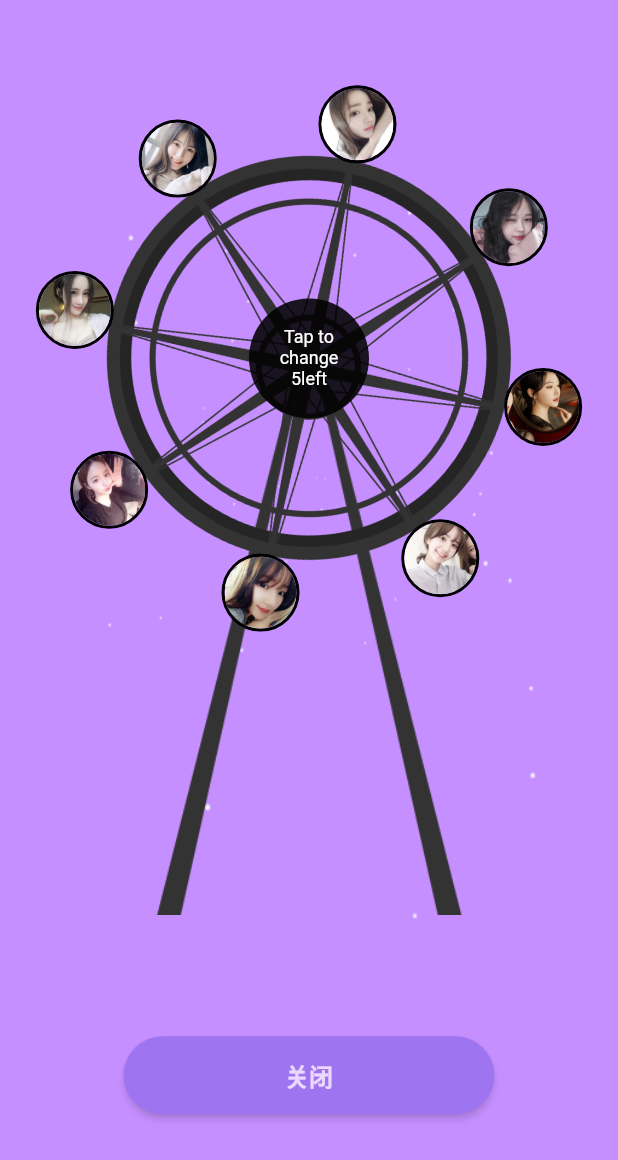
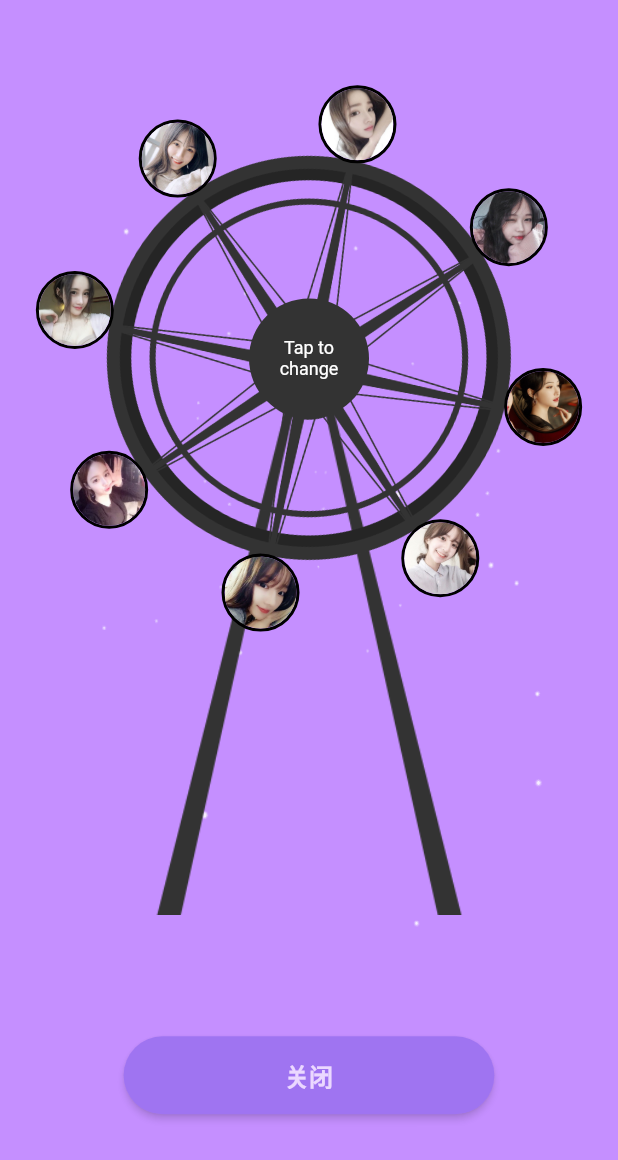
Before and after one commit to Wing-Li/flutter_animation_collection, a Flutter app: the FerrisWheelPage screen opened directly, on a phone screen of 412 x 824 dp. Shown: the top 1160 px of the screen. Run offline on Flutter 3.47's test engine with Material 2 defaults, Android fonts, the phone set to English and light mode, and no system bars; missing offline and left inert: flutter_appears_randomly.

Commit message:
添加摩天轮效果

```diff
--- a/lib/page/ferriswheel/ferris_wheel_page.dart
+++ b/lib/page/ferriswheel/ferris_wheel_page.dart
@@ -86,12 +86,12 @@ class _FerrisWheelPageState extends BaseState<FerrisWheelPage> {
               width: 80,
               height: 80,
               decoration: BoxDecoration(
-                color: Colors.black87,
+                color: Color(0xFF333333),
                 borderRadius: BorderRadius.circular(68),
               ),
               alignment: Alignment.center,
               child: Text(
-                "Tap to\nchange\n5left",
+                "Tap to\nchange",
                 style: TextStyle(color: Colors.white, fontSize: 12),
                 textAlign: TextAlign.center,
               ),
```
